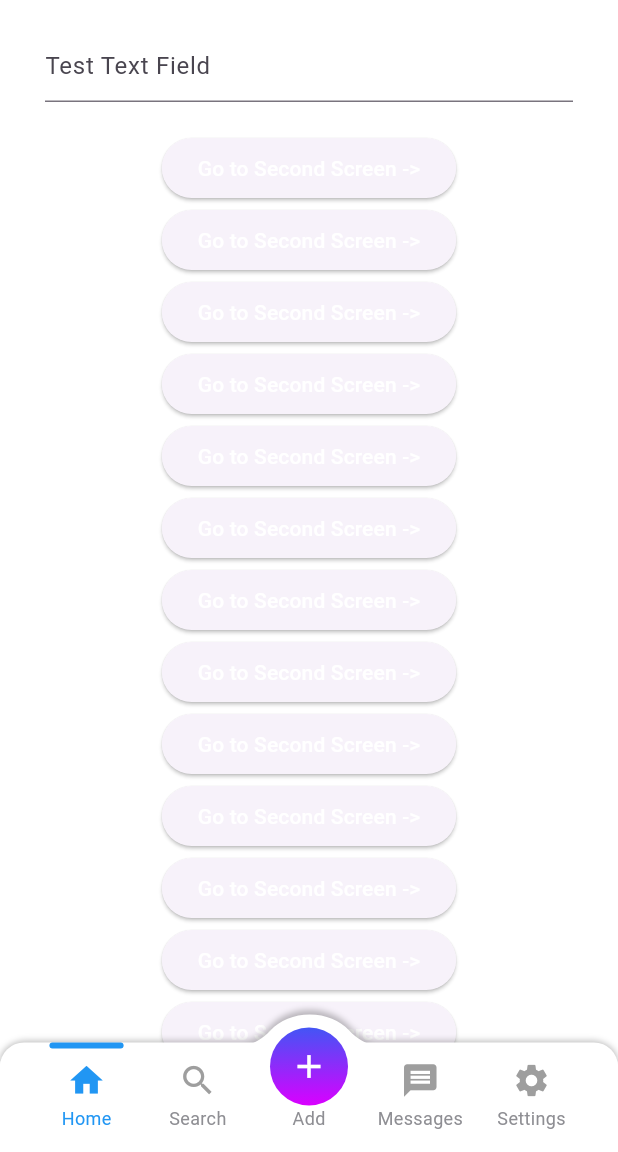
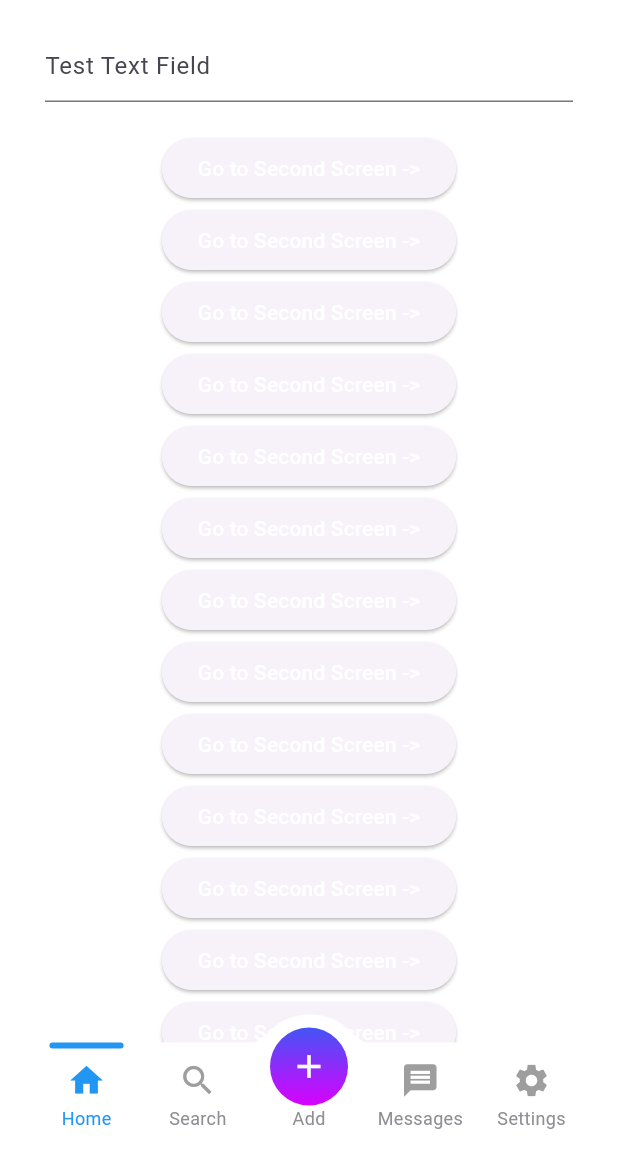
Before and after one commit to uitdevpro1999/persistent_bottom_nav_bar_v2, a Flutter app: the screen it shows after launch, after a tap on "Built-in style example", on a phone screen of 412 x 824 dp, the part 84-1236 px from its top. Run offline on Flutter 3.47's test engine with Material 3 defaults, Android fonts, the phone set to English and light mode, and no system bars.

Commit message:
udate shadow 2.0

```diff
--- a/lib/nav-bar-styles/style-3-bottom-nav-bar.widget.dart
+++ b/lib/nav-bar-styles/style-3-bottom-nav-bar.widget.dart
@@ -470,7 +470,7 @@ class RPSCustomPainterBlur extends CustomPainter {
     path_0.close();
 
     Paint paint_0_fill = Paint()..style = PaintingStyle.fill;
-    paint_0_fill.color = Colors.black.withOpacity(0.25);
+    paint_0_fill.color = Colors.black.withOpacity(0.0);
     canvas.drawPath(
         path_0,
         paint_0_fill
```
